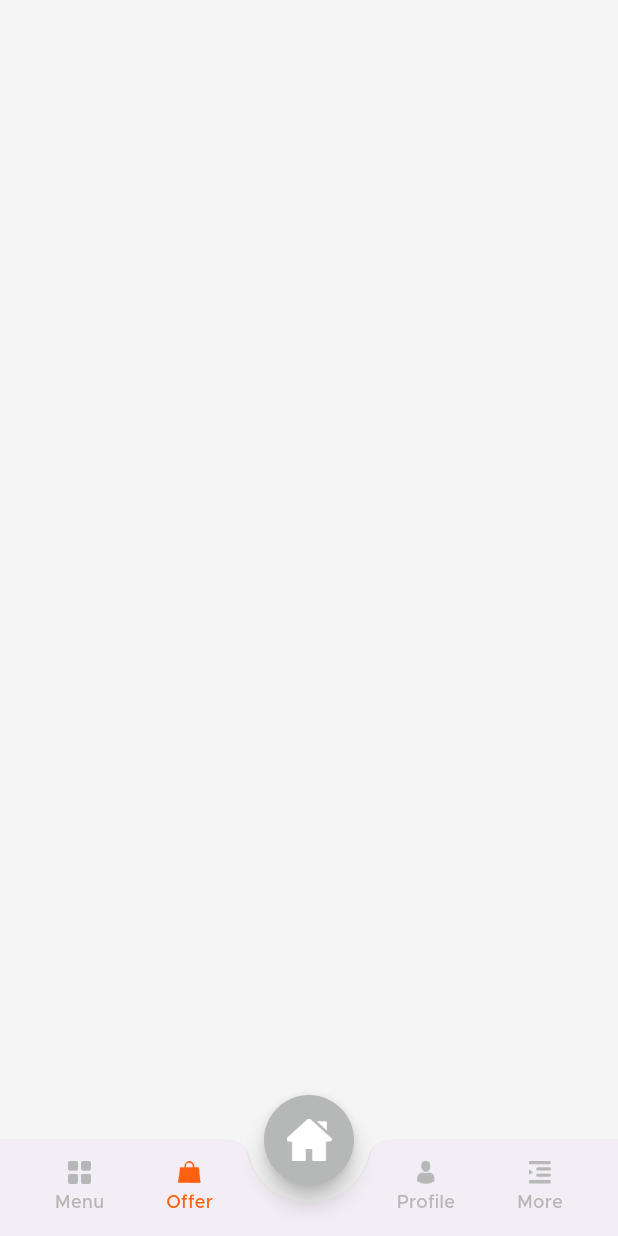
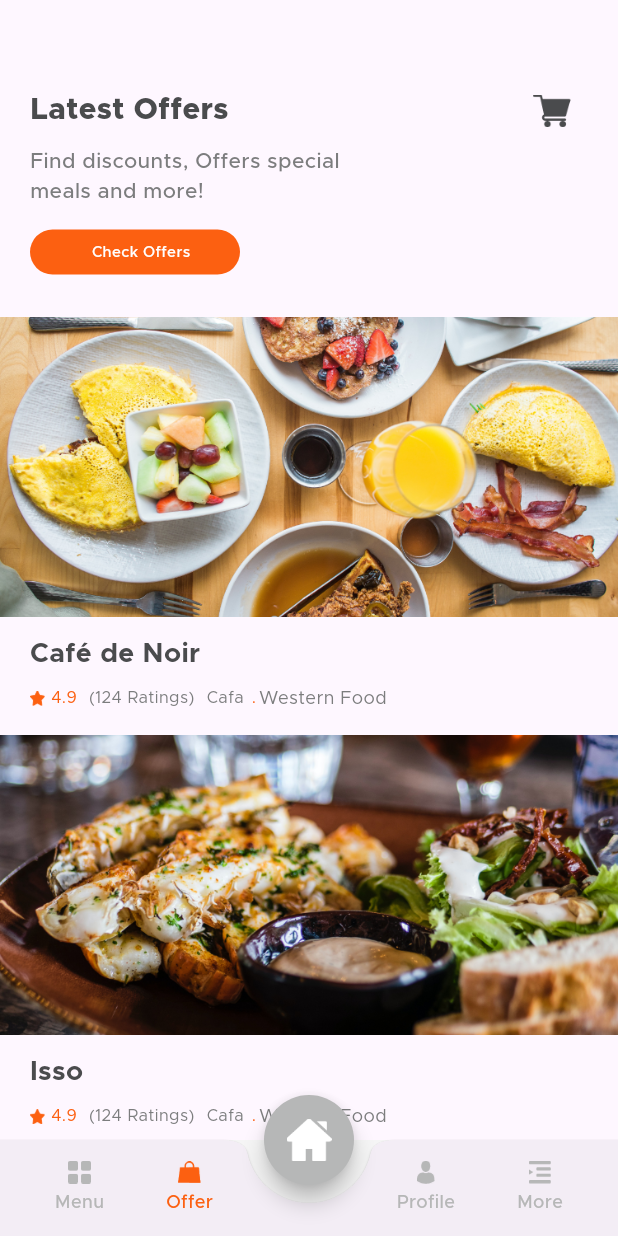
Before and after one commit to khaledAlssadny/food_app, a Flutter app: the screen it shows after launch, scrolled down 576 dp, after a tap on "Offer", on a phone screen of 412 x 824 dp. Run offline on Flutter 3.47's test engine with Material 3 defaults, Android fonts, the phone set to English and light mode, and no system bars; our stand-ins replace font_awesome_flutter, image_picker; missing offline and left inert: otp_pin_field.

Commit message:
create offer page and profile page

```diff
--- a/lib/common_widget/round_icon_button.dart
+++ b/lib/common_widget/round_icon_button.dart
@@ -6,13 +6,15 @@ class RoundIConButton extends StatelessWidget {
   const RoundIConButton(
       {super.key,
       required this.title,
-      required this.icon,
+      this.icon = "",
       required this.color,
-      required this.onPressed});
+      required this.onPressed,
+      this.fontSize = 12});
   final VoidCallback onPressed;
   final String title;
   final Color color;
   final String icon;
+  final double fontSize;
 
   @override
   Widget build(BuildContext context) {
@@ -27,6 +29,7 @@ class RoundIConButton extends StatelessWidget {
         child: Row(
           mainAxisSize: MainAxisSize.min,
           children: [
+            if (icon.isNotEmpty)
               Image.asset(
                 icon,
                 width: 15,
@@ -40,7 +43,7 @@ class RoundIConButton extends StatelessWidget {
               title,
               style: TextStyle(
                   color: TColor.white,
-                  fontSize: 12,
+                  fontSize: fontSize,
                   fontWeight: FontWeight.w500),
             ),
           ],
--- a/lib/view/main_tabview/main_tab_view.dart
+++ b/lib/view/main_tabview/main_tab_view.dart
@@ -2,6 +2,8 @@ import 'package:flutter/material.dart';
 import 'package:food_app1/common/color_extension.dart';
 import 'package:food_app1/common_widget/tab_button.dart';
 import 'package:food_app1/view/home/home_view.dart';
+import 'package:food_app1/view/offer/offer_view.dart';
+import 'package:food_app1/view/profile/profile_view.dart';
 
 import '../menu/menu_view.dart';
 
@@ -84,7 +86,7 @@ class _MainTabViewState extends State<MainTabView> {
                       onTap: () {
                         if (selctTab != 1) {
                           selctTab = 1;
-                          selectPageView = Container(); //OfferView();
+                          selectPageView = OfferView(); //OfferView();
                         }
                         if (mounted) {
                           setState(() {});
@@ -101,7 +103,7 @@ class _MainTabViewState extends State<MainTabView> {
                       onTap: () {
                         if (selctTab != 3) {
                           selctTab = 3;
-                          selectPageView = Container(); // ProfileView();
+                          selectPageView = ProfileView(); // ProfileView();
                         }
                         if (mounted) {
                           setState(() {});
--- /dev/null
+++ b/lib/view/offer/offer_view.dart
@@ -0,0 +1,161 @@
+import 'package:flutter/material.dart';
+import 'package:food_app1/common/color_extension.dart';
+import 'package:food_app1/common_widget/most_popular_cell.dart';
+import 'package:food_app1/common_widget/round_icon_button.dart';
+import 'package:food_app1/common_widget/view_all_title_row.dart';
+
+import '../../common_widget/category_cell.dart';
+import '../../common_widget/popular_resturant_row.dart';
+import '../../common_widget/recent_item_row.dart';
+import '../../common_widget/round_textfield.dart';
+
+class OfferView extends StatefulWidget {
+  const OfferView({super.key});
+
+  @override
+  State<OfferView> createState() => _OfferViewState();
+}
+
+class _OfferViewState extends State<OfferView> {
+  TextEditingController txtSearch = TextEditingController();
+
+  List offerArr = [
+    {
+      "image": "assets/img/offer_1.png",
+      "name": "Café de Noir",
+      "rate": "4.9",
+      "rating": "124",
+      "type": "Cafa",
+      "food_type": "Western Food"
+    },
+    {
+      "image": "assets/img/offer_2.png",
+      "name": "Isso",
+      "rate": "4.9",
+      "rating": "124",
+      "type": "Cafa",
+      "food_type": "Western Food"
+    },
+    {
+      "image": "assets/img/offer_3.png",
+      "name": "Cafe Beans",
+      "rate": "4.9",
+      "rating": "124",
+      "type": "Cafa",
+      "food_type": "Western Food"
+    },
+    {
+      "image": "assets/img/offer_1.png",
+      "name": "Café de Noir",
+      "rate": "4.9",
+      "rating": "124",
+      "type": "Cafa",
+      "food_type": "Western Food"
+    },
+    {
+      "image": "assets/img/offer_2.png",
+      "name": "Isso",
+      "rate": "4.9",
+      "rating": "124",
+      "type": "Cafa",
+      "food_type": "Western Food"
+    },
+    {
+      "image": "assets/img/offer_3.png",
+      "name": "Cafe Beans",
+      "rate": "4.9",
+      "rating": "124",
+      "type": "Cafa",
+      "food_type": "Western Food"
+    },
+  ];
+
+  @override
+  Widget build(BuildContext context) {
+    return Scaffold(
+      body: SingleChildScrollView(
+        child: Padding(
+          padding: const EdgeInsets.symmetric(vertical: 20),
+          child: Column(
+            crossAxisAlignment: CrossAxisAlignment.start,
+            children: [
+              const SizedBox(
+                height: 30,
+              ),
+              Padding(
+                padding: const EdgeInsets.symmetric(horizontal: 20),
+                child: Row(
+                    mainAxisAlignment: MainAxisAlignment.spaceBetween,
+                    children: [
+                      Text(
+                        "Latest Offers",
+                        style: TextStyle(
+                            color: TColor.primaryText,
+                            fontSize: 20,
+                            fontWeight: FontWeight.w800),
+                      ),
+                      IconButton(
+                        onPressed: () {},
+                        icon: Image.asset(
+                          "assets/img/shopping_cart.png",
+                          width: 25,
+                          height: 25,
+                        ),
+                      )
+                    ]),
+              ),
+              Padding(
+                padding: const EdgeInsets.symmetric(horizontal: 20),
+                child: Column(
+                  crossAxisAlignment: CrossAxisAlignment.start,
+                  children: [
+                    Text(
+                      "Find discounts, Offers special\nmeals and more!",
+                      style: TextStyle(
+                          color: TColor.secondaryText,
+                          fontSize: 14,
+                          fontWeight: FontWeight.w500),
+                    ),
+                    //button
+                  ],
+                ),
+              ),
+              const SizedBox(
+                height: 15,
+              ),
+              Padding(
+                padding: const EdgeInsets.symmetric(horizontal: 20),
+                child: SizedBox(
+                  width: 140,
+                  height: 30,
+                  child: RoundIConButton(
+                    title: "Check Offers",
+                    onPressed: () {},
+                    color: TColor.primary,
+                    fontSize: 10,
+                  ),
+                ),
+              ),
+              const SizedBox(
+                height: 20,
+              ),
+              ListView.builder(
+                physics: const NeverScrollableScrollPhysics(),
+                shrinkWrap: true,
+                padding: const EdgeInsets.symmetric(horizontal: 0),
+                itemCount: offerArr.length,
+                itemBuilder: ((context, index) {
+                  var oObj = offerArr[index] as Map? ?? {};
+                  return PopularRestaurantRow(
+                    pObj: oObj,
+                    onTap: () {},
+                  );
+                }),
+              ),
+            ],
+          ),
+        ),
+      ),
+    );
+  }
+}
--- a/pubspec.yaml
+++ b/pubspec.yaml
@@ -34,9 +34,8 @@ dependencies:
     sdk: flutter
   font_awesome_flutter: ^10.8.0
   otp_pin_field: ^1.3.2
-
+  image_picker: ^1.1.2
 dev_dependencies:
-
   # The "flutter_lints" package below contains a set of recommended lints to
   # encourage good coding practices. The lint set provided by the package is
   # activated in the `analysis_options.yaml` file located at the root of your
```
Also changed, not shown: lib/common_widget/round_textfield.dart (+52 -39 lines), lib/view/profile/profile_view.dart (added, +228 -0 lines), pubspec.lock, 6 other files. Lines whose indentation alone changed are shown as unchanged.
